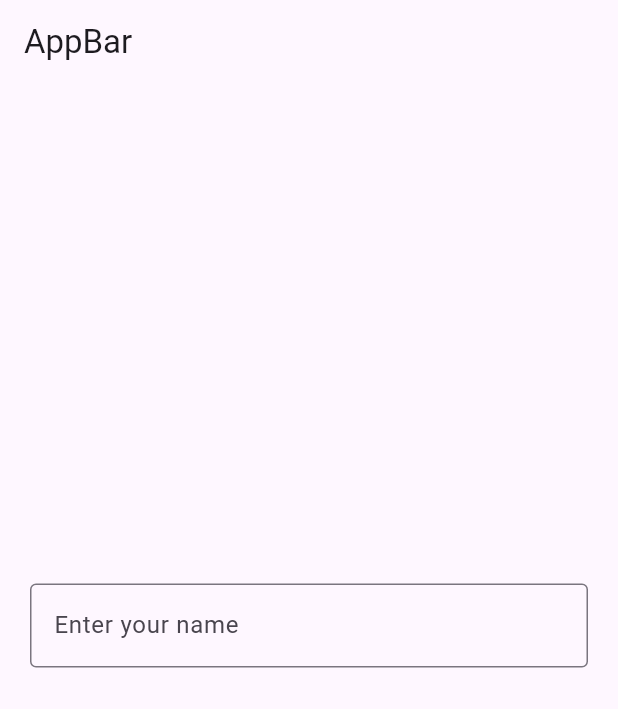
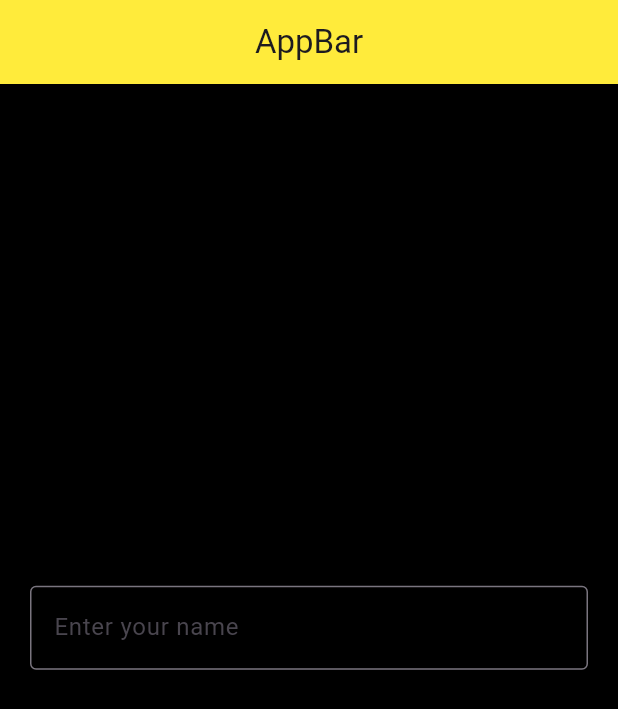
Before and after one commit to samiraliyev/getX_simple_example, a Flutter app: the screen it shows after launch, on a phone screen of 412 x 824 dp. Shown: the top 709 px of the screen. Run offline on Flutter 3.47's test engine with Material 3 defaults, Android fonts, the phone set to English and light mode, and no system bars; our stand-ins replace animated_text_kit, get.

Commit message:
update with animated_text_kit pakage

```diff
--- a/lib/controller/app_controller.dart
+++ b/lib/controller/app_controller.dart
@@ -1,7 +1,5 @@
 import 'package:get/get.dart';
-
 
 class InputTextController extends GetxController {
   var displayText = ''.obs;
-
 }
--- a/lib/view/home_view.dart
+++ b/lib/view/home_view.dart
@@ -1,5 +1,7 @@
+import 'package:animated_text_kit/animated_text_kit.dart';
 import 'package:flutter/material.dart';
 import 'package:get/get.dart';
+
 import 'package:getx_test/controller/app_controller.dart';
 
 class HomeView extends StatelessWidget {
@@ -13,15 +15,21 @@ class HomeView extends StatelessWidget {
     final InputTextController inputTextController =
         Get.put(InputTextController());
     return Scaffold(
+      backgroundColor: Colors.black,
       appBar: AppBar(
+        backgroundColor: Colors.yellow,
+        centerTitle: true,
         title: const Text('AppBar'),
       ),
       body: Padding(
         padding: const EdgeInsets.all(20.0),
         child: Column(
           mainAxisAlignment: MainAxisAlignment.center,
-          children: <Widget>[
+          children: [
             TextField(
+              style: const TextStyle(
+                color: Colors.white,
+              ),
               controller: _textEditingController,
               decoration: const InputDecoration(
                 label: Text("Enter your name"),
@@ -37,9 +45,19 @@ class HomeView extends StatelessWidget {
               },
             ),
             const SizedBox(height: 20.0),
-            Obx(() => Text(
-                  inputTextController.displayText.value,
-                  style: const TextStyle(fontSize: 18.0),
+            Obx(() => DefaultTextStyle(
+                  style: const TextStyle(fontSize: 20.0, color: Colors.white),
+                  child: AnimatedTextKit(
+                    animatedTexts: [
+                      WavyAnimatedText(
+                        inputTextController.displayText.value,
+                      ),
+                      WavyAnimatedText(
+                        inputTextController.displayText.value,
+                      ),
+                    ],
+                    isRepeatingAnimation: true,
+                  ),
                 )),
           ],
         ),
--- a/pubspec.yaml
+++ b/pubspec.yaml
@@ -36,6 +36,7 @@ dependencies:
   # Use with the CupertinoIcons class for iOS style icons.
   cupertino_icons: ^1.0.6
   get: ^4.6.6
+  animated_text_kit: ^4.2.2
 
 dev_dependencies:
   flutter_test:
```
Also changed, not shown: pubspec.lock.
